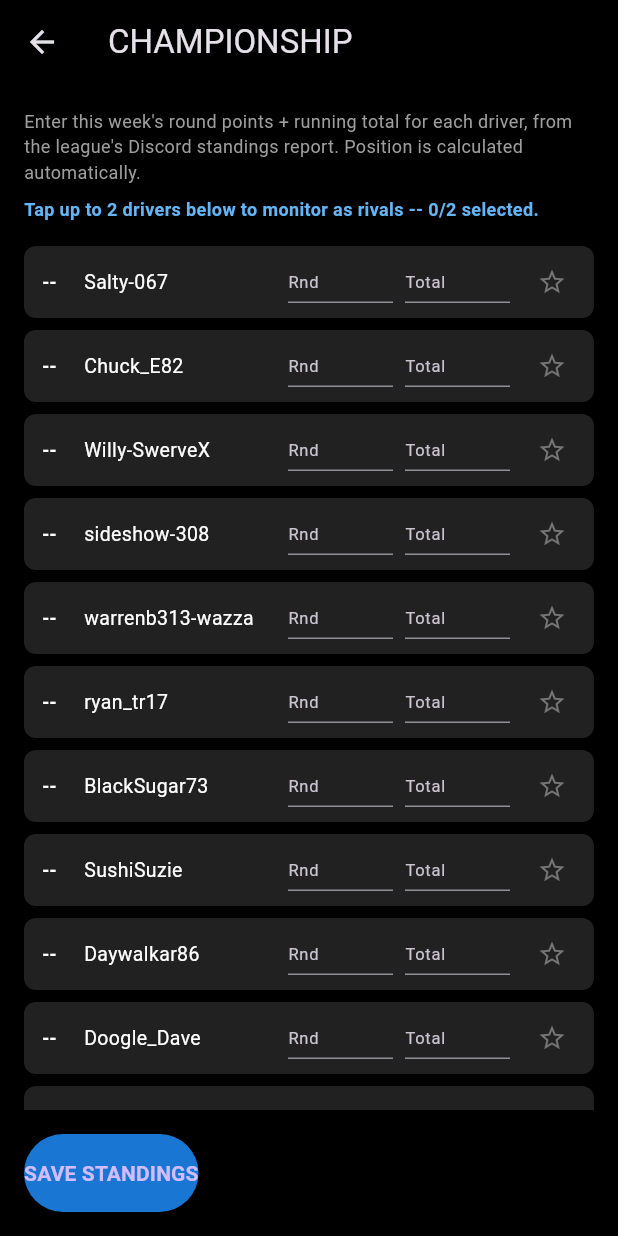
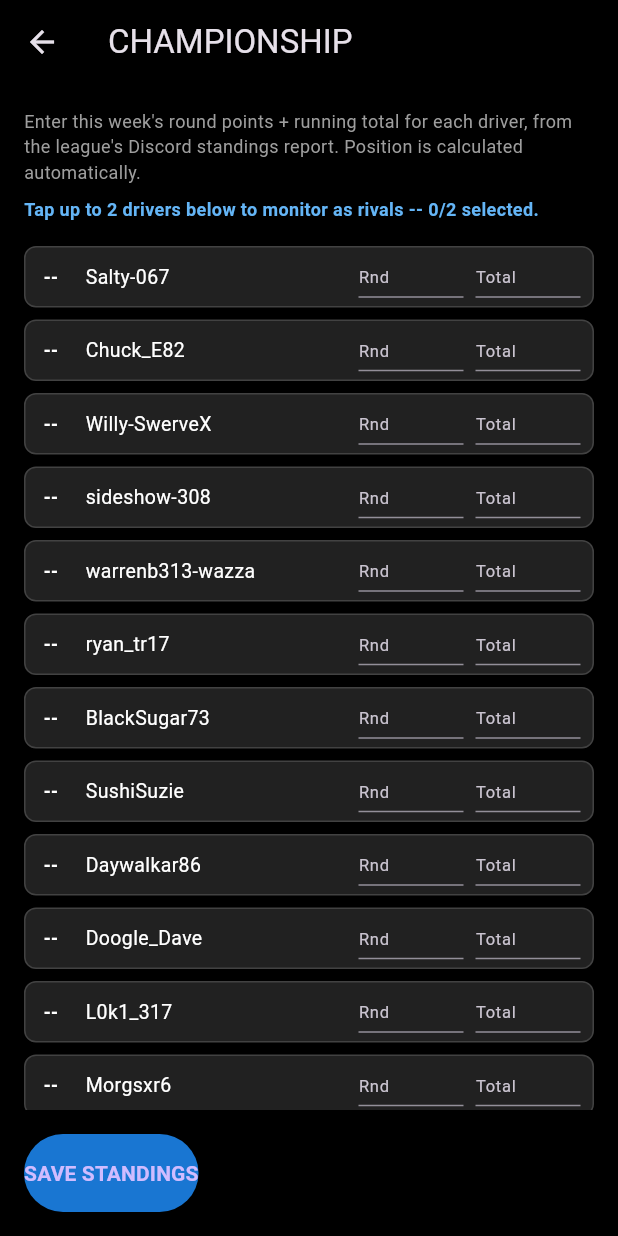
Before and after one commit to chris-bluemoon/boxobx, a Flutter app: the ChampionshipScreen screen opened directly, on a phone screen of 412 x 824 dp. Run offline on Flutter 3.47's test engine with Material 3 defaults, Android fonts, the phone set to English and light mode, and no system bars; our stand-ins replace flutter_dotenv, just_audio, shared_preferences; missing offline and left inert: cipherlib, record; accounts and stored records are empty.

Commit message:
ChampionshipScreen: remove star icon, row highlight IS the selection
Per request: drop the separate star/checkbox control entirely --
tapping the driver's position+name area toggles rival selection, and
the row's own highlight (amber tint + 2px amber border when selected,
vs. the default grey row otherwise) is now the ONLY indicator of which
2 drivers are being monitored, rather than a secondary star icon next
to the already-tappable row.

Updated test/championship_screen_test.dart's two star-based tests to
instead read the row's Container decoration directly (border color/
width) to assert selection state, since there's no icon left to query.
Both tests still pass and still demonstrate the same behavior (tap to
select, tap again to deselect, 3rd selection attempt warns and doesn't
highlight).

Full suite (55 tests) passes; flutter analyze clean.

```diff
--- a/lib/screens/championship_screen.dart
+++ b/lib/screens/championship_screen.dart
@@ -179,18 +179,19 @@ class _ChampionshipScreenState extends State<ChampionshipScreen> {
     return Container(
       margin: const EdgeInsets.only(bottom: 8),
       decoration: BoxDecoration(
-        color: isRival ? Colors.blue.shade900.withValues(alpha: 0.3) : Colors.grey.shade900,
+        color: isRival ? Colors.amber.shade900.withValues(alpha: 0.35) : Colors.grey.shade900,
         borderRadius: BorderRadius.circular(8),
-        border: isRival ? Border.all(color: Colors.blue.shade700) : null,
+        border: Border.all(color: isRival ? Colors.amberAccent : Colors.grey.shade800, width: isRival ? 2 : 1),
       ),
-      // The position number + driver name area is wrapped in its own
-      // InkWell so tapping anywhere on that part of the row toggles
-      // the rival selection too -- previously only the small star
-      // IconButton on the far right responded to a tap at all, which
-      // wasn't obvious/discoverable (reported: "why can't I tap the
-      // drivers"). The Rnd/Total TextFields are deliberately OUTSIDE
-      // this tappable area so tapping into them to type still just
-      // focuses the field, rather than also toggling the rival.
+      // No separate star/checkbox control at all -- tapping the
+      // position + driver name area IS the selection toggle, and the
+      // row's own highlight (amber tint + border, above) is the only
+      // indicator of which 2 drivers are currently being monitored.
+      // Previously only a small star IconButton responded to a tap at
+      // all, which wasn't obvious/discoverable. The Rnd/Total
+      // TextFields are deliberately OUTSIDE this tappable area so
+      // tapping into them to type still just focuses the field,
+      // rather than also toggling the rival.
       child: Row(
         children: [
           Expanded(
@@ -243,17 +244,7 @@ class _ChampionshipScreenState extends State<ChampionshipScreen> {
               onChanged: (_) => setState(() {}),
             ),
           ),
-          const SizedBox(width: 4),
-          IconButton(
-            icon: Icon(
-              isRival ? Icons.star : Icons.star_border,
-              color: isRival ? Colors.amberAccent : Colors.grey.shade600,
-              size: 20,
-            ),
-            tooltip: isRival ? 'Stop monitoring this rival' : 'Monitor as rival',
-            onPressed: () => _toggleRival(driver),
-          ),
-          const SizedBox(width: 4),
+          const SizedBox(width: 8),
         ],
       ),
     );
```
Also changed, not shown: 1 other file.
